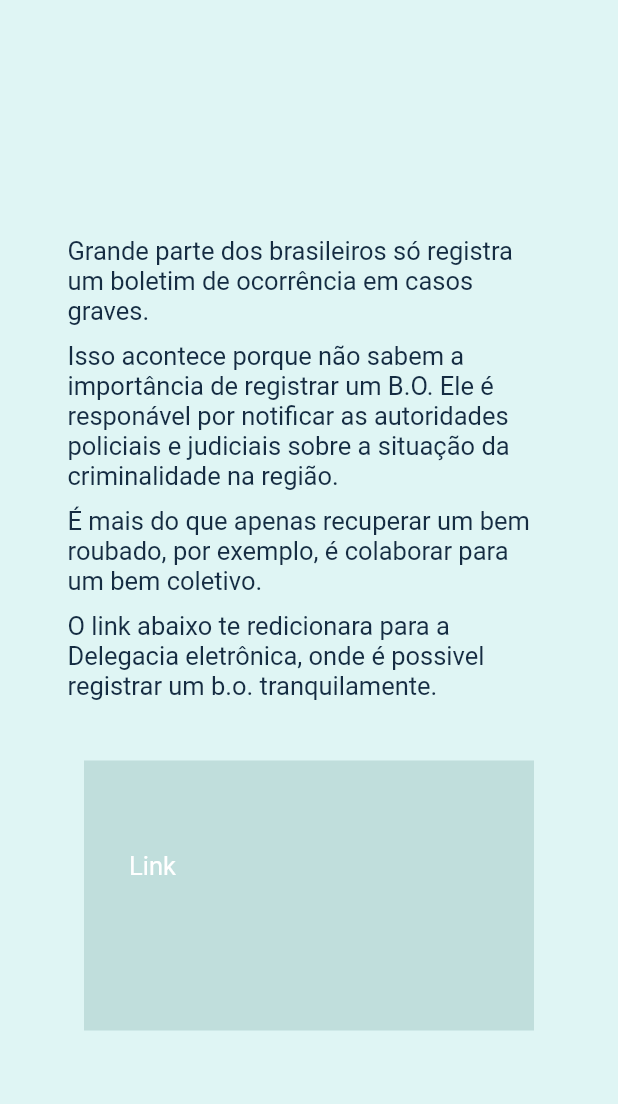
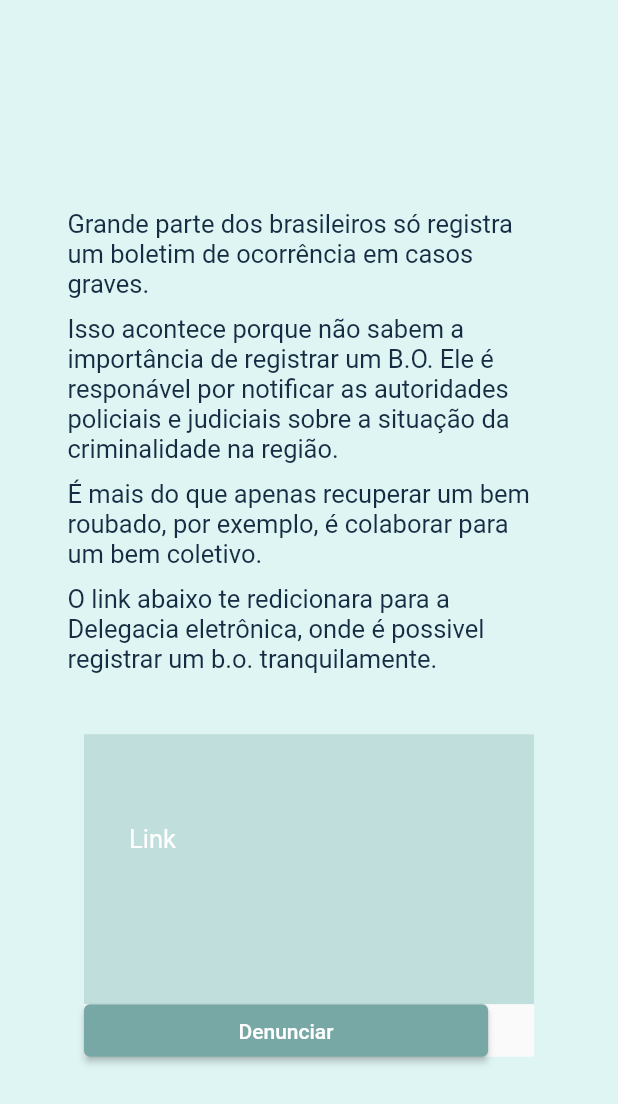
Before and after one commit to lavianii/Tcc-Front-End, a Flutter app: the TelaBoletimDeOcorrencia screen opened directly, on a phone screen of 412 x 824 dp. Shown: the top 1104 px of the screen. Run offline on Flutter 3.47's test engine with Material 2 defaults, Android fonts, the phone set to English and light mode, and no system bars.

Commit message:
deu errado

```diff
--- a/flutter_application/lib/components/TelaBoletimDeOcorrencia.dart
+++ b/flutter_application/lib/components/TelaBoletimDeOcorrencia.dart
@@ -3,6 +3,8 @@ import 'package:flutter/material.dart';
 import 'package:flutter_application/components/templates/TextoCardsDeInfo.dart';
 import '../components/templates/Cards.dart';
 import '../components/templates/Paragrafo.dart';
+import 'package:flutter_application/components/templates/BotaoPadrao.dart';
+import 'package:url_launcher/url_launcher.dart';
 
 class TelaBoletimDeOcorrencia extends StatelessWidget {
   const TelaBoletimDeOcorrencia({
@@ -49,7 +51,31 @@ class TelaBoletimDeOcorrencia extends StatelessWidget {
               paddingRight: 30,
               paddingBottom:60 ,
               child: TextoCardsDeInfo(texto: 'Link')
-              )
+              ),
+            Cards(
+                width: 300,
+                height: 35,
+                color: 0xff77A8A6,
+                marginLeft: 0,
+                marginTop: 0,
+                marginRight: 0,
+                marginBottom: 0,
+                paddingLeft: 0,
+                paddingTop: 0,
+                paddingRight: 0,
+                paddingBottom: 0,
+                opacity: 0,
+                child:
+                  BotaoPadrao(
+                    paddingLeft: 103,
+                    paddingTop: 10,
+                    paddingRight: 103,
+                    paddingBottom: 10,
+                    colorBackground: 0xff77A8A6,
+                    colorText: 0xffffffff,
+                    text: 'Denunciar'
+              ),
+            ),
           ],
         ),
       ),
--- a/flutter_application/lib/components/TelaDenuncia.dart
+++ b/flutter_application/lib/components/TelaDenuncia.dart
@@ -5,11 +5,11 @@ import 'package:flutter_application/components/templates/Cards.dart';
 import 'package:flutter_application/components/templates/TextoCardsDeInfo.dart';
 import 'package:flutter_application/components/templates/BotaoPadrao.dart';
 
-
 class TelaDenuncia extends StatelessWidget {
   const TelaDenuncia({
     Key? key,
   }) : super(key: key);
+
 
   @override
   Widget build(BuildContext context) {
@@ -88,7 +88,8 @@ class TelaDenuncia extends StatelessWidget {
                     paddingBottom: 10,
                     colorBackground: 0xff77A8A6,
                     colorText: 0xffffffff,
-                    text: 'Denunciar'
+                    text: 'Denunciar',
+
               ),
             ),
           ],
--- a/flutter_application/lib/components/templates/BotaoPadrao.dart
+++ b/flutter_application/lib/components/templates/BotaoPadrao.dart
@@ -1,7 +1,11 @@
 
 import 'package:flutter/material.dart';
+import 'package:url_launcher/url_launcher.dart';
+import 'package:url_launcher/url_launcher_string.dart';
+
 
 class BotaoPadrao extends StatelessWidget {
+
   final double paddingLeft;
   final double paddingTop;
   final double paddingRight;
@@ -9,6 +13,7 @@ class BotaoPadrao extends StatelessWidget {
   final colorBackground;
   final colorText;
   final String text;
+
 
   const BotaoPadrao(
       {Key? key,
@@ -18,8 +23,12 @@ class BotaoPadrao extends StatelessWidget {
       required this.paddingBottom,
       required this.colorBackground,
       required this.colorText,
-      required this.text})
+      required this.text,
+
+      })
       : super(key: key);
+
+
 
   @override
   Widget build(BuildContext context) {
@@ -31,7 +40,9 @@ class BotaoPadrao extends StatelessWidget {
           primary: Color(colorBackground),
           onPrimary: Color(colorText),
         ),
-        onPressed: () {},
+        onPressed: (() {
+
+        }),
         child: Text(text),
       ),
     ));
--- a/flutter_application/lib/main.dart
+++ b/flutter_application/lib/main.dart
@@ -1,5 +1,6 @@
 import 'package:flutter/material.dart';
 import './components/TelaDenuncia.dart';
+import './components/TelaBoletimDeOcorrencia.dart';
 import './components/Login.dart';
 
 
@@ -23,7 +24,7 @@ class _MyAppState extends State<MyApp> {
 
     return  Container(
       //testando
-      child: TelaDenuncia(),
+      child: TelaBoletimDeOcorrencia(),
 
     );
 
--- a/flutter_application/pubspec.yaml
+++ b/flutter_application/pubspec.yaml
@@ -34,6 +34,8 @@ dependencies:
   # The following adds the Cupertino Icons font to your application.
   # Use with the CupertinoIcons class for iOS style icons.
   cupertino_icons: ^1.0.2
+  url_launcher: ^6.1.5
+
 
 dev_dependencies:
   flutter_test:
```
Also changed, not shown: flutter_application/pubspec.lock, 4 other files.
